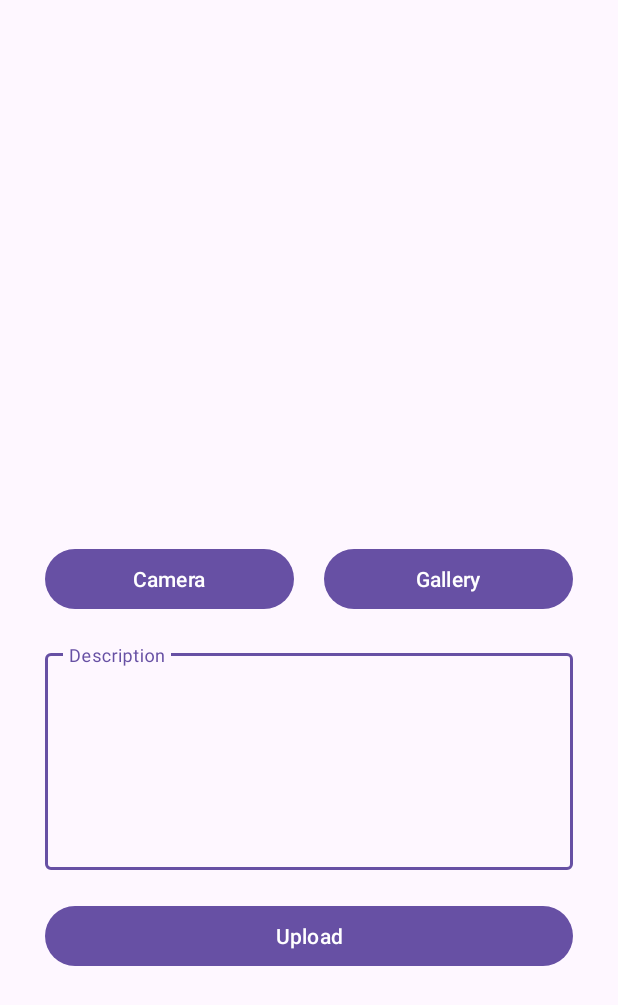
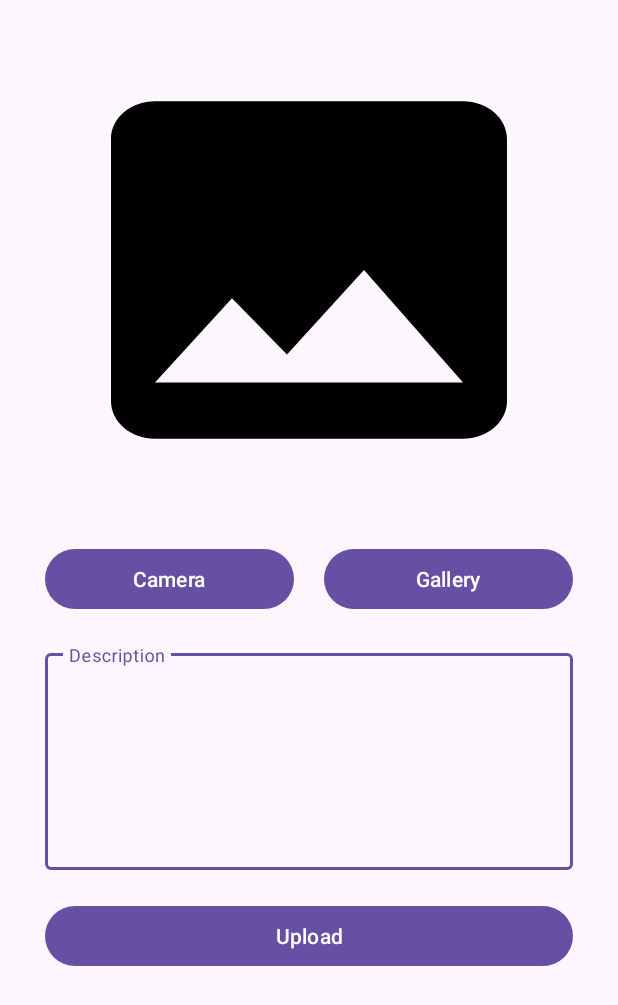
Before and after one commit to aldidwiki/StoryApp, an Android app: the AddStoryActivity screen opened directly, with no data from a screen before it, on a phone screen of 412 x 824 dp. Shown: the top 1005 px of the screen. Run offline under Robolectric (Android 15) with nearby library versions, the phone set to English and light mode, and no system bars; our stand-ins replace Timber; pictures from the network do not load.

```diff
--- a/app/src/main/java/com/aldiprahasta/storyapp/presentation/addstory/AddStoryActivity.kt
+++ b/app/src/main/java/com/aldiprahasta/storyapp/presentation/addstory/AddStoryActivity.kt
@@ -1,15 +1,52 @@
 package com.aldiprahasta.storyapp.presentation.addstory
 
+import android.net.Uri
 import android.os.Bundle
+import androidx.activity.result.PickVisualMediaRequest
+import androidx.activity.result.contract.ActivityResultContracts
 import androidx.appcompat.app.AppCompatActivity
 import com.aldiprahasta.storyapp.databinding.ActivityAddStoryBinding
+import timber.log.Timber
 
 class AddStoryActivity : AppCompatActivity() {
     private lateinit var binding: ActivityAddStoryBinding
+    private var currentImageUri: Uri? = null
+
+    private val launcherGallery = registerForActivityResult(
+            ActivityResultContracts.PickVisualMedia()
+    ) { uri: Uri? ->
+        if (uri != null) {
+            currentImageUri = uri
+            showImage()
+        } else {
+            Timber.d("Photo Picker", "No media selected")
+        }
+    }
 
     override fun onCreate(savedInstanceState: Bundle?) {
         super.onCreate(savedInstanceState)
         binding = ActivityAddStoryBinding.inflate(layoutInflater)
         setContentView(binding.root)
+
+        setupListeners()
+    }
+
+    private fun setupListeners() {
+        binding.apply {
+            btnGallery.setOnClickListener {
+                startGallery()
+            }
+        }
+    }
+
+    private fun startGallery() {
+        launcherGallery.launch(PickVisualMediaRequest(ActivityResultContracts.PickVisualMedia.ImageOnly))
+    }
+
+    private fun showImage() {
+        currentImageUri?.let {
+            Timber.d("Image URI", "showImage: $it")
+            binding.imgStory.setImageURI(it)
+        }
     }
 }
--- /dev/null
+++ b/app/src/main/res/drawable/ic_image_broken.xml
@@ -0,0 +1,5 @@
+<vector android:height="24dp" android:tint="#000000"
+    android:viewportHeight="24" android:viewportWidth="24"
+    android:width="24dp" xmlns:android="http://schemas.android.com/apk/res/android">
+    <path android:fillColor="@android:color/white" android:pathData="M21,19V5c0,-1.1 -0.9,-2 -2,-2H5c-1.1,0 -2,0.9 -2,2v14c0,1.1 0.9,2 2,2h14c1.1,0 2,-0.9 2,-2zM8.5,13.5l2.5,3.01L14.5,12l4.5,6H5l3.5,-4.5z"/>
+</vector>
--- a/app/src/main/res/layout/activity_add_story.xml
+++ b/app/src/main/res/layout/activity_add_story.xml
@@ -1,10 +1,14 @@
 <?xml version="1.0" encoding="utf-8"?>
-<androidx.constraintlayout.widget.ConstraintLayout xmlns:android="http://schemas.android.com/apk/res/android"
+<ScrollView xmlns:android="http://schemas.android.com/apk/res/android"
     xmlns:app="http://schemas.android.com/apk/res-auto"
     xmlns:tools="http://schemas.android.com/tools"
     android:layout_width="match_parent"
     android:layout_height="match_parent"
     tools:context=".presentation.addstory.AddStoryActivity">
+
+    <androidx.constraintlayout.widget.ConstraintLayout
+        android:layout_width="match_parent"
+        android:layout_height="wrap_content">
 
         <androidx.appcompat.widget.AppCompatImageView
             android:id="@+id/img_story"
@@ -16,7 +20,7 @@
             app:layout_constraintEnd_toEndOf="parent"
             app:layout_constraintStart_toStartOf="parent"
             app:layout_constraintTop_toTopOf="parent"
-        tools:srcCompat="@tools:sample/backgrounds/scenic" />
+            app:srcCompat="@drawable/ic_image_broken" />
 
         <Button
             android:id="@+id/btn_camera"
@@ -67,3 +71,4 @@
             app:layout_constraintStart_toStartOf="@id/img_story"
             app:layout_constraintTop_toBottomOf="@id/layoutDescription" />
     </androidx.constraintlayout.widget.ConstraintLayout>
+</ScrollView>
```
Also changed, not shown: app/src/main/AndroidManifest.xml (+13 -0 lines), app/src/main/java/com/aldiprahasta/storyapp/data/response/AddStoryResponse.kt (added, +11 -0 lines). Lines whose indentation alone changed are shown as unchanged.
